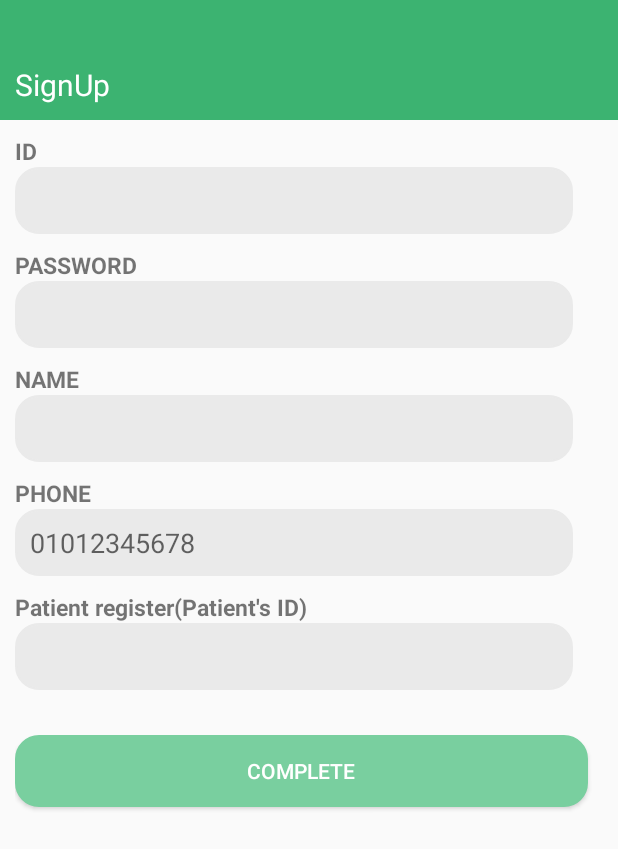
After one commit to ndoubleg/Smart-watch-for-Dementia-patient, an Android app: the SignActivity screen opened directly, with no data from a screen before it, on a phone screen of 412 x 824 dp. The commit adds this screen. Shown: the top 849 px of the screen. Run offline under Robolectric (Android 15) with nearby library versions, the phone set to English and light mode, and no system bars.

Commit message:
Login, Signup

```diff
--- a/Smartphone App/application/app/src/main/AndroidManifest.xml
+++ b/Smartphone App/application/app/src/main/AndroidManifest.xml
@@ -15,7 +15,8 @@
         android:supportsRtl="true"
         android:theme="@style/Theme.SmartWatchForDementiaPatient"
         android:usesCleartextTraffic="true">
-        <activity android:name=".AddressList"></activity>
+        <activity android:name=".SignActivity"></activity>
+        <activity android:name=".AddressList" />
         <activity android:name=".AddressApiActivity" /> <!-- google map api : value has to be changed to each own api value -->
         <uses-library
             android:name="org.apache.http.legacy"
--- /dev/null
+++ b/Smartphone App/application/app/src/main/res/layout/activity_signup.xml
@@ -0,0 +1,134 @@
+<?xml version="1.0" encoding="utf-8"?>
+<LinearLayout xmlns:android="http://schemas.android.com/apk/res/android"
+    xmlns:app="http://schemas.android.com/apk/res-auto"
+    xmlns:tools="http://schemas.android.com/tools"
+    android:layout_width="match_parent"
+    android:orientation="vertical"
+    android:layout_height="match_parent"
+    tools:context=".SignActivity">
+    <RelativeLayout
+        android:layout_width="match_parent"
+        android:layout_height="80dp"
+        android:background="@color/dark_green"
+        android:padding="10dp">
+        <TextView
+            android:layout_width="wrap_content"
+            android:text="SignUp"
+            android:layout_height="wrap_content"
+            android:textColor="@color/white"
+            android:layout_alignParentBottom="true"
+            android:textSize="20dp"
+            />
+
+    </RelativeLayout>
+
+    <ScrollView
+        android:layout_width="match_parent"
+        android:layout_height="wrap_content">
+
+        <LinearLayout
+            android:layout_width="match_parent"
+            android:layout_height="wrap_content"
+            android:orientation="vertical"
+            android:padding="10dp">
+
+            <TextView
+                android:layout_width="match_parent"
+                android:layout_height="wrap_content"
+                android:text="ID"
+                android:textSize="15dp"
+                android:textStyle="bold" />
+
+            <EditText
+                android:id="@+id/ID"
+                android:layout_width="match_parent"
+                android:layout_height="wrap_content"
+                android:layout_marginRight="20dp"
+                android:layout_weight="5"
+                android:background="@drawable/bg_round_square_lightgray"
+                android:layout_marginBottom="10dp"
+                android:padding="10dp" />
+
+            <TextView
+                android:layout_width="match_parent"
+                android:layout_height="wrap_content"
+                android:text="PASSWORD"
+                android:textSize="15dp"
+                android:textStyle="bold" />
+
+            <EditText
+                android:id="@+id/PW"
+                android:layout_width="match_parent"
+                android:layout_height="wrap_content"
+                android:layout_marginRight="20dp"
+                android:layout_weight="5"
+                android:background="@drawable/bg_round_square_lightgray"
+                android:layout_marginBottom="10dp"
+                android:padding="10dp" />
+
+            <TextView
+                android:layout_width="match_parent"
+                android:layout_height="wrap_content"
+                android:text="NAME"
+                android:textSize="15dp"
+                android:textStyle="bold" />
+
+            <EditText
+                android:id="@+id/name"
+                android:layout_width="match_parent"
+                android:layout_height="wrap_content"
+                android:layout_marginRight="20dp"
+                android:layout_weight="5"
+                android:background="@drawable/bg_round_square_lightgray"
+                android:layout_marginBottom="10dp"
+                android:padding="10dp" />
+            <TextView
+                android:layout_width="match_parent"
+                android:layout_height="wrap_content"
+                android:text="PHONE"
+                android:textSize="15dp"
+                android:textStyle="bold" />
+            <EditText
+                android:id="@+id/phone"
+                android:layout_width="match_parent"
+                android:layout_height="wrap_content"
+                android:layout_marginRight="20dp"
+                android:layout_weight="5"
+                android:background="@drawable/bg_round_square_lightgray"
+                android:layout_marginBottom="10dp"
+                android:hint="01012345678"
+                android:padding="10dp" />
+            <TextView
+                android:layout_width="match_parent"
+                android:layout_height="wrap_content"
+                android:text="Patient register(Patient's ID)"
+                android:textSize="15dp"
+                android:textStyle="bold" />
+
+            <EditText
+                android:id="@+id/Patient"
+                android:layout_width="match_parent"
+                android:layout_height="wrap_content"
+                android:layout_marginRight="20dp"
+                android:layout_weight="5"
+                android:background="@drawable/bg_round_square_lightgray"
+                android:layout_marginBottom="10dp"
+                android:padding="10dp" />
+
+            <Button
+                android:id="@+id/signup_btn"
+                android:layout_width="match_parent"
+                android:layout_height="wrap_content"
+                android:layout_marginTop="20dp"
+                android:layout_marginRight="10dp"
+                android:layout_marginBottom="30dp"
+                android:layout_weight="1"
+                android:background="@drawable/bg_round_square_lightgreen"
+                android:text="complete"
+                android:textColor="@color/white" />
+
+        </LinearLayout>
+    </ScrollView>
+
+
+</LinearLayout>
```
Also changed, not shown: Smartphone App/application/app/src/main/java/com/example/smartwatchfordementiapatient/LoginActivity.java (+109 -8 lines), Smartphone App/application/app/src/main/java/com/example/smartwatchfordementiapatient/SignActivity.java (added, +124 -0 lines), Smartphone App/application/app/src/main/res/layout/activity_login.xml (+10 -1 lines).
